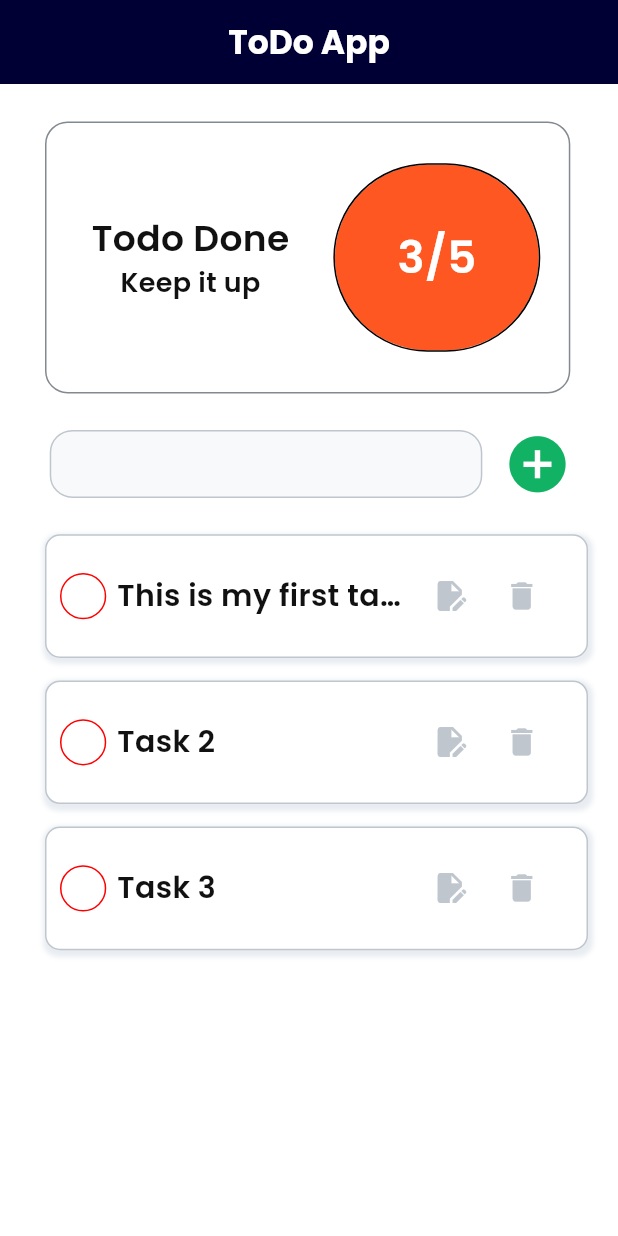
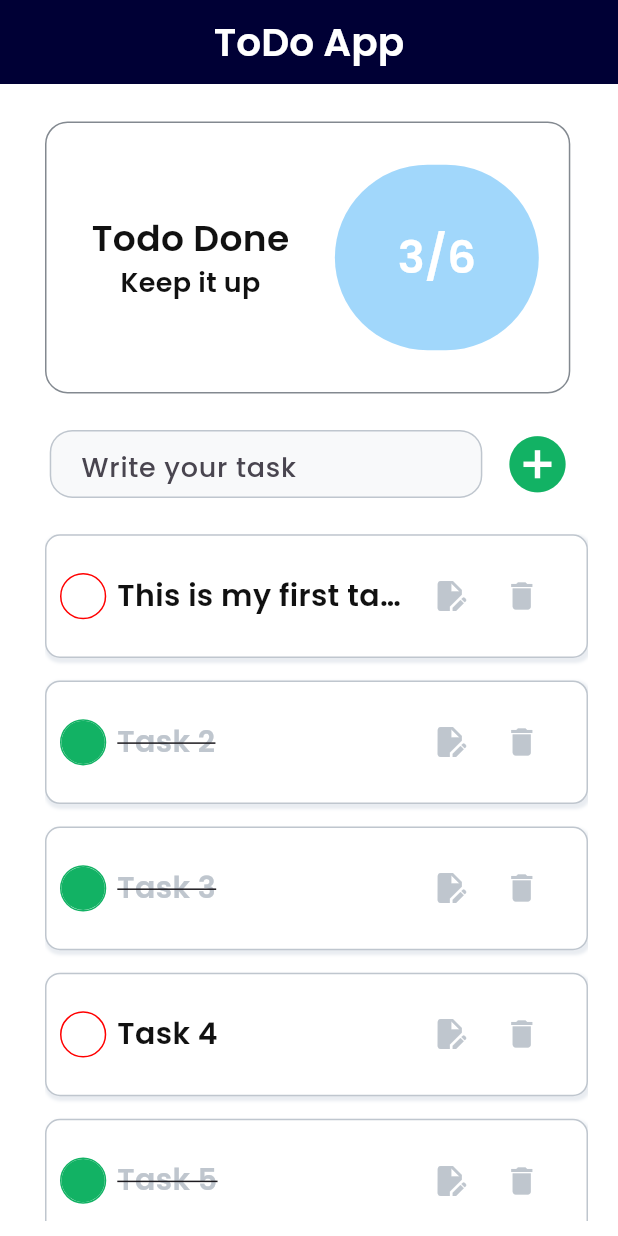
Before and after one commit to MR-Square/Flutter-Todo-App, a Flutter app: the screen it shows after launch, on a phone screen of 412 x 824 dp. Run offline on Flutter 3.47's test engine with Material 3 defaults, Android fonts, the phone set to English and light mode, and no system bars; our stand-ins replace google_fonts.

Commit message:
ui completed

```diff
--- /dev/null
+++ b/lib/data/tasks.dart
@@ -0,0 +1,32 @@
+const List tasksList = [
+  {
+    'id': 1,
+    'title': 'This is my first task',
+    'isCompleted': false,
+  },
+  {
+    'id': 2,
+    'title': 'Task 2',
+    'isCompleted': true,
+  },
+  {
+    'id': 3,
+    'title': 'Task 3',
+    'isCompleted': true,
+  },
+  {
+    'id': 4,
+    'title': 'Task 4',
+    'isCompleted': false,
+  },
+  {
+    'id': 5,
+    'title': 'Task 5',
+    'isCompleted': true,
+  },
+  {
+    'id': 6,
+    'title': 'Task 6',
+    'isCompleted': false,
+  },
+];
--- a/lib/screens/home_screen.dart
+++ b/lib/screens/home_screen.dart
@@ -1,6 +1,7 @@
 import 'package:flutter/material.dart';
 import 'package:todo_app/constants/app_colors.dart';
 import 'package:todo_app/constants/app_text_style.dart';
+import 'package:todo_app/data/tasks.dart';
 import 'package:todo_app/widgets/buttons/add_button.dart';
 import 'package:todo_app/widgets/cards/task_card.dart';
 import 'package:todo_app/widgets/textfields/text_input_widget.dart';
@@ -13,23 +14,39 @@ class HomeScreen extends StatefulWidget {
 }
 
 class _HomeScreenState extends State<HomeScreen> {
-  final List<Map> taskList = [
-    {
-      'id': 1,
-      'title': 'This is my first task',
-      'isCompleted': false,
-    },
-    {
-      'id': 2,
-      'title': 'Task 2',
-      'isCompleted': false,
-    },
-    {
-      'id': 3,
-      'title': 'Task 3',
-      'isCompleted': false,
-    },
-  ];
+  int completedTasks = 0;
+  Color? statusCircleColor = AppColors.secondary;
+  String statusSubtitle = "Keep it up";
+
+  @override
+  void initState() {
+    super.initState();
+    for (int i = 0; i < tasksList.length; i++) {
+      if (tasksList[i]['isCompleted'] == true) {
+        completedTasks++;
+      }
+    }
+  }
+
+  updateTaskStatus(bool taskStatus) {
+    if (taskStatus) {
+      completedTasks++;
+    } else {
+      completedTasks--;
+    }
+    if (completedTasks == tasksList.length) {
+      statusCircleColor = AppColors.darkGreen;
+      statusSubtitle = "Well Done!";
+    } else if (completedTasks == 0) {
+      statusCircleColor = AppColors.attdRed;
+      statusSubtitle = "Poor Performance";
+    } else {
+      statusCircleColor = AppColors.secondary;
+      statusSubtitle = "Keep it up";
+    }
+    setState(() {});
+  }
+
   void showTaskAddedMessage() {
     const snackBar = SnackBar(
       content: Text('Task added successfully!'),
@@ -49,9 +66,7 @@ class _HomeScreenState extends State<HomeScreen> {
       appBar: AppBar(
         title: Text(
           'ToDo App',
-          style: AppTextStyle.regularWhite22.copyWith(
-            fontWeight: FontWeight.bold,
-          ),
+          style: AppTextStyle.boldWhite26,
         ),
         centerTitle: true,
         backgroundColor: AppColors.primary,
@@ -87,7 +102,7 @@ class _HomeScreenState extends State<HomeScreen> {
                         style: AppTextStyle.boldBlack24,
                       ),
                       Text(
-                        'Keep it up',
+                        statusSubtitle,
                         // style: TextStyle(
                         //     // color: Colors.white,
                         //     ),
@@ -99,13 +114,14 @@ class _HomeScreenState extends State<HomeScreen> {
                     width: width * 0.33,
                     height: height * 0.15,
                     decoration: BoxDecoration(
-                      border: Border.all(strokeAlign: 1),
+                      // border: Border.all(strokeAlign: 1),
                       borderRadius: BorderRadius.circular(100),
-                      color: Colors.deepOrange,
+                      // color: AppColors.secondary,
+                      color: statusCircleColor,
                     ),
                     child: Center(
                       child: Text(
-                        "3/5",
+                        "$completedTasks/${tasksList.length}",
                         style: AppTextStyle.boldWhite30,
                       ),
                     ),
@@ -132,11 +148,13 @@ class _HomeScreenState extends State<HomeScreen> {
             // Rendering list of tasks
             Flexible(
               child: ListView.builder(
-                itemCount: taskList.length,
+                itemCount: tasksList.length,
                 itemBuilder: (BuildContext context, int index) {
                   return TaskCard(
-                    btnVal: index,
-                    title: taskList[index]['title'],
+                    taskId: tasksList[index]['id'],
+                    isCompleted: tasksList[index]['isCompleted'],
+                    title: tasksList[index]['title'],
+                    updateTaskStatus: updateTaskStatus,
                   );
                 },
               ),
--- a/lib/widgets/cards/task_card.dart
+++ b/lib/widgets/cards/task_card.dart
@@ -7,32 +7,35 @@ import 'package:todo_app/constants/app_text_style.dart';
 class TaskCard extends StatefulWidget {
   const TaskCard({
     super.key,
-    required this.btnVal,
+    required this.taskId,
     required this.title,
+    required this.isCompleted,
+    required this.updateTaskStatus,
   });
 
-  final int btnVal;
+  final int taskId;
   final String title;
+  final bool isCompleted;
+  final Function(bool taskStatus) updateTaskStatus;
 
   @override
   State<TaskCard> createState() => _TaskCardState();
 }
 
 class _TaskCardState extends State<TaskCard> {
-  int selectedBtn = 1;
-  // Function to return true or false based on selection
-  // bool _isOptionSelected(int value) {
-  //   return selectedBtn == value;
-  // }
+  bool isCompleted = false;
+
+  @override
+  void initState() {
+    isCompleted = widget.isCompleted;
+    super.initState();
+  }
 
   @override
   Widget build(BuildContext context) {
     double width = MediaQuery.of(context).size.width;
     double height = MediaQuery.of(context).size.height;
-    // return Card(
-    //   shape: RoundedRectangleBorder(borderRadius: BorderRadius.circular(5)),
-    //   child: const Text("This is a task card"),
-    // );
+
     return Container(
       margin: const EdgeInsets.only(bottom: 15),
       padding: const EdgeInsets.all(10),
@@ -45,9 +48,9 @@ class _TaskCardState extends State<TaskCard> {
         borderRadius: BorderRadius.circular(10),
         boxShadow: const [
           BoxShadow(
-            blurRadius: 2,
+            blurRadius: 1,
             color: AppColors.cardColor,
-            spreadRadius: 2,
+            spreadRadius: 1,
             offset: Offset(1, 2),
           ),
         ],
@@ -57,11 +60,25 @@ class _TaskCardState extends State<TaskCard> {
           GestureDetector(
             onTap: () {
               print("button is clicked");
+              print(widget.taskId);
+              setState(() {
+                isCompleted = !isCompleted;
+                widget.updateTaskStatus(isCompleted);
+              });
             },
             child: Container(
               width: width * 0.07,
               height: width * 0.07,
-              decoration: BoxDecoration(
+              decoration: isCompleted
+                  ? BoxDecoration(
+                      color: AppColors.darkGreen,
+                      border: Border.all(
+                        strokeAlign: 1,
+                        color: AppColors.darkGreen,
+                      ),
+                      borderRadius: BorderRadius.circular(100),
+                    )
+                  : BoxDecoration(
                       border: Border.all(
                         strokeAlign: 1,
                         color: AppColors.attdRed,
@@ -78,7 +95,12 @@ class _TaskCardState extends State<TaskCard> {
             child: Text(
               overflow: TextOverflow.ellipsis,
               widget.title,
-              style: AppTextStyle.boldBlack20,
+              style: isCompleted
+                  ? AppTextStyle.boldBlack20.copyWith(
+                      decoration: TextDecoration.lineThrough,
+                      color: AppColors.lightGrey,
+                    )
+                  : AppTextStyle.boldBlack20,
             ),
           ),
           // const Spacer(),
--- a/lib/widgets/textfields/text_input_widget.dart
+++ b/lib/widgets/textfields/text_input_widget.dart
@@ -14,7 +14,8 @@ class TextInputWidget extends StatelessWidget {
     return Container(
       width: width * 0.7,
       height: height * 0.055,
-      padding: const EdgeInsets.fromLTRB(20, 15, 15, 15),
+      // padding: const EdgeInsets.fromLTRB(20, 15, 15, 1),
+      padding: const EdgeInsets.symmetric(horizontal: 20),
       decoration: BoxDecoration(
         color: AppColors.lightGrey.withOpacity(0.1),
         border: Border.all(color: AppColors.lightGrey),
@@ -23,8 +24,10 @@ class TextInputWidget extends StatelessWidget {
       child: TextField(
         keyboardType: TextInputType.text,
         maxLength: 20,
+        textAlignVertical: TextAlignVertical.top,
         style: AppTextStyle.mediumPrimary18,
         decoration: InputDecoration(
+          hintText: "Write your task",
           counterText: "",
           border: InputBorder.none,
         ),
```
Lines whose indentation alone changed are shown as unchanged.
